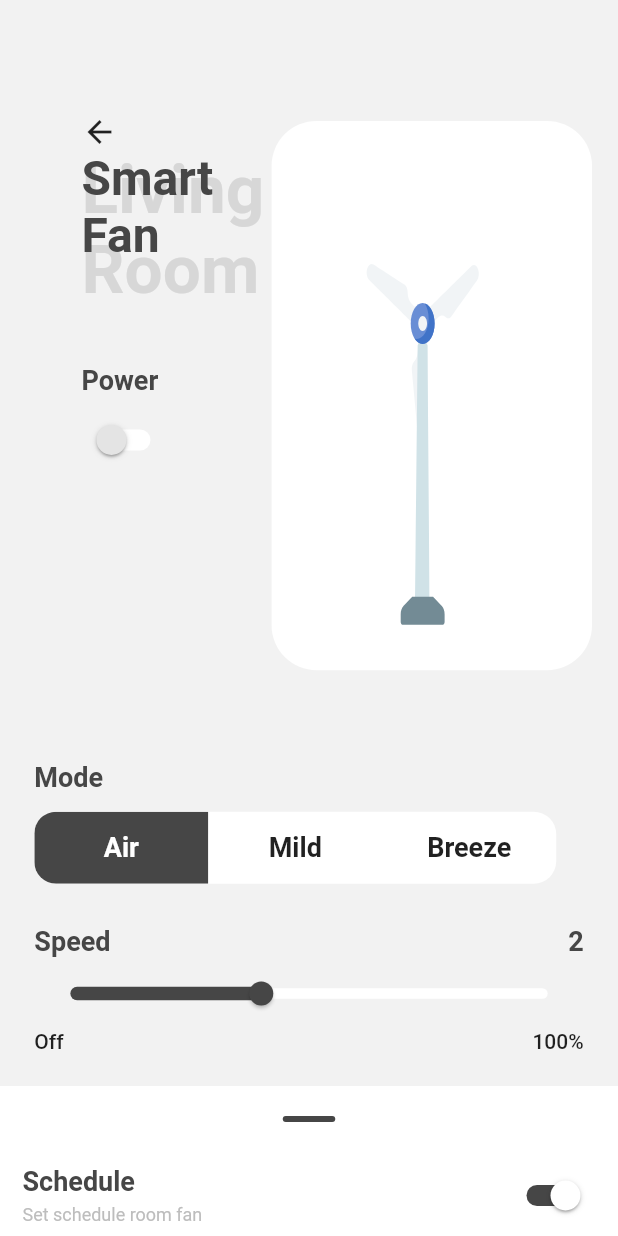
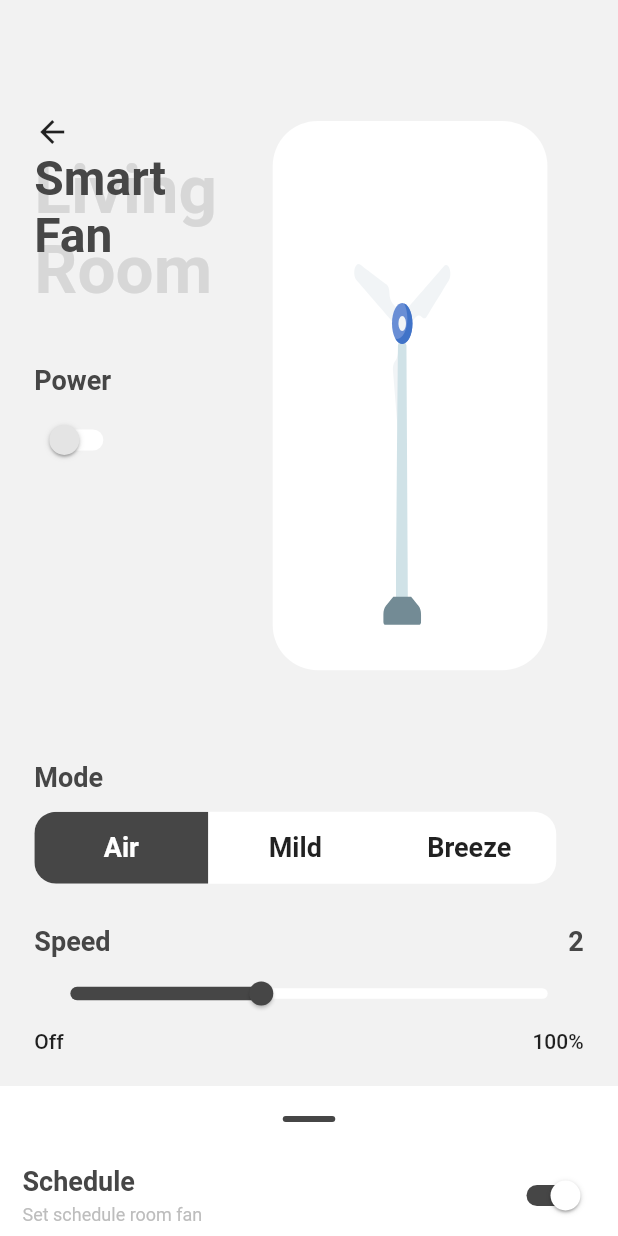
Before and after one commit to Lakhankumawat/smart-home-app, a Flutter app: the SmartFan screen opened by its route, on a phone screen of 412 x 824 dp. Run offline on Flutter 3.47's test engine with Material 2 defaults, Android fonts, the phone set to English and light mode, and no system bars; drawn by our look-alikes of sliding_up_panel; our stand-ins replace dotted_border, flutter_svg, font_awesome_flutter, get_it, image_picker, lottie and 2 more; Roboto replaces fonts that are missing (Nato Sans).

Commit message:
fixed smartfan screen overflow

```diff
--- a/lib/src/screens/smart_fan/components/body.dart
+++ b/lib/src/screens/smart_fan/components/body.dart
@@ -71,7 +71,7 @@ class _BodyState extends State<Body> with TickerProviderStateMixin {
       crossAxisAlignment: CrossAxisAlignment.start,
       children: [
         Row(
-          mainAxisAlignment: MainAxisAlignment.spaceAround,
+          mainAxisAlignment: MainAxisAlignment.spaceBetween,
           children: [
             Padding(
               padding: EdgeInsets.only(
@@ -83,7 +83,6 @@ class _BodyState extends State<Body> with TickerProviderStateMixin {
                 children: [
                   Padding(
                     padding: EdgeInsets.only(
-                      left: getProportionateScreenWidth(19),
                       top: getProportionateScreenHeight(7),
                     ),
                     child: Column(
@@ -159,7 +158,7 @@ class _BodyState extends State<Body> with TickerProviderStateMixin {
                 ),
                 Container(
                   height: getProportionateScreenHeight(260),
-                  width: getProportionateScreenWidth(140),
+                  width: getProportionateScreenWidth(120),
                   decoration: BoxDecoration(
                     color: Colors.white,
                     borderRadius: BorderRadius.circular(30),
```
Also changed, not shown: pubspec.lock.
